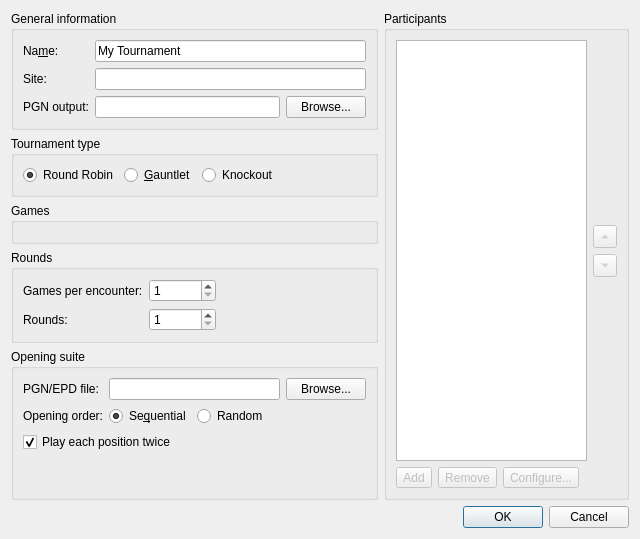
This is projects/gui/ui/newtournamentdlg.ui in cutechess/cutechess as Qt 5 draws it before an edit. The edited form follows.
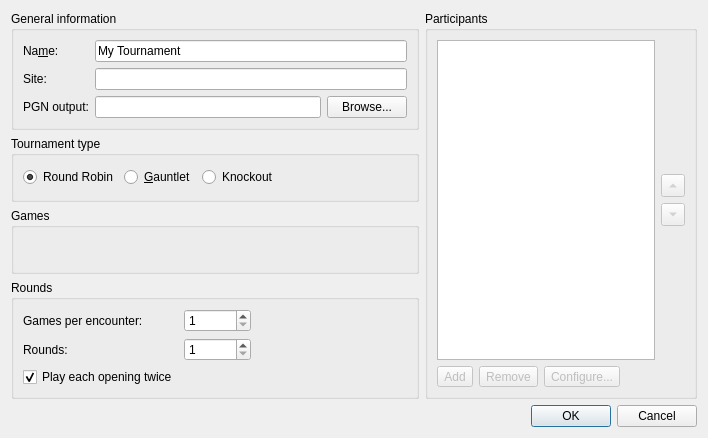
This is the edited form. Icons and pictures are not drawn. Custom widgets are drawn as their Qt base class.

Commit message: add opening book and opening suite to GameSettingsWidget (#82)

```diff
--- a/projects/gui/ui/newtournamentdlg.ui
+++ b/projects/gui/ui/newtournamentdlg.ui
@@ -6,8 +6,8 @@
    <rect>
     <x>0</x>
     <y>0</y>
-    <width>640</width>
-    <height>539</height>
+    <width>708</width>
+    <height>438</height>
    </rect>
   </property>
   <property name="windowTitle">
@@ -17,7 +17,7 @@
    <item>
     <layout class="QHBoxLayout" name="horizontalLayout_7" stretch="3,2">
      <item>
-      <layout class="QVBoxLayout" name="verticalLayout_5" stretch="0,0,0,0,0">
+      <layout class="QVBoxLayout" name="verticalLayout_5" stretch="0,0,0,0">
        <item>
         <widget class="QGroupBox" name="groupBox_3">
          <property name="title">
@@ -191,7 +191,7 @@
             </property>
            </widget>
           </item>
-          <item row="1" column="0">
+          <item row="2" column="0">
            <widget class="QLabel" name="label_7">
             <property name="text">
              <string>Rounds:</string>
@@ -201,7 +201,7 @@
             </property>
            </widget>
           </item>
-          <item row="1" column="1">
+          <item row="2" column="1">
            <widget class="QSpinBox" name="m_roundsSpin">
             <property name="minimum">
              <number>1</number>
@@ -211,121 +211,21 @@
             </property>
            </widget>
           </item>
-         </layout>
-        </widget>
-       </item>
-       <item>
-        <widget class="QGroupBox" name="groupBox_5">
-         <property name="title">
-          <string>Opening suite</string>
-         </property>
-         <layout class="QGridLayout" name="gridLayout">
-          <item row="1" column="0">
-           <widget class="QLabel" name="label_11">
-            <property name="text">
-             <string>Opening order:</string>
-            </property>
-           </widget>
-          </item>
-          <item row="1" column="1">
-           <layout class="QHBoxLayout" name="horizontalLayout_6">
-            <item>
-             <widget class="QRadioButton" name="m_seqOrderRadio">
-              <property name="text">
-               <string>Se&amp;quential</string>
-              </property>
-              <property name="checked">
-               <bool>true</bool>
-              </property>
-             </widget>
-            </item>
-            <item>
-             <widget class="QRadioButton" name="m_randomOrderRadio">
-              <property name="text">
-               <string>Random</string>
-              </property>
-              <property name="checked">
-               <bool>false</bool>
-              </property>
-             </widget>
-            </item>
-            <item>
-             <spacer name="horizontalSpacer_2">
-              <property name="orientation">
-               <enum>Qt::Horizontal</enum>
-              </property>
-              <property name="sizeHint" stdset="0">
-               <size>
-                <width>40</width>
-                <height>20</height>
-               </size>
-              </property>
-             </spacer>
-            </item>
-           </layout>
-          </item>
-          <item row="0" column="0">
-           <widget class="QLabel" name="label_13">
-            <property name="text">
-             <string>PGN/EPD file:</string>
-            </property>
-            <property name="buddy">
-             <cstring>m_suiteFileEdit</cstring>
-            </property>
-           </widget>
-          </item>
-          <item row="0" column="1">
-           <layout class="QHBoxLayout" name="horizontalLayout_5">
-            <item>
-             <widget class="QLineEdit" name="m_suiteFileEdit">
-              <property name="sizePolicy">
-               <sizepolicy hsizetype="Expanding" vsizetype="Fixed">
-                <horstretch>0</horstretch>
-                <verstretch>0</verstretch>
-               </sizepolicy>
-              </property>
-              <property name="text">
-               <string/>
-              </property>
-             </widget>
-            </item>
-            <item>
-             <widget class="QPushButton" name="m_browseOpeningSuiteBtn">
-              <property name="sizePolicy">
-               <sizepolicy hsizetype="Minimum" vsizetype="Fixed">
-                <horstretch>0</horstretch>
-                <verstretch>0</verstretch>
-               </sizepolicy>
-              </property>
-              <property name="text">
-               <string>Browse...</string>
-              </property>
-             </widget>
-            </item>
-           </layout>
-          </item>
-          <item row="2" column="0" colspan="2">
-           <widget class="QCheckBox" name="m_repeatCheckBox">
-            <property name="text">
-             <string>Play each position twice</string>
-            </property>
-            <property name="checked">
-             <bool>true</bool>
-            </property>
-           </widget>
-          </item>
           <item row="3" column="0">
-           <spacer name="verticalSpacer_3">
-            <property name="orientation">
-             <enum>Qt::Vertical</enum>
+           <widget class="QCheckBox" name="m_repeatCheckBox">
+            <property name="enabled">
+             <bool>true</bool>
             </property>
-            <property name="sizeHint" stdset="0">
-             <size>
-              <width>20</width>
-              <height>40</height>
-             </size>
+            <property name="toolTip">
+             <string>If an opening book or opening suite is used, play each opening twice so that both players get to play it on both sides.</string>
             </property>
-           </spacer>
+            <property name="text">
+             <string>Play each opening twice</string>
+            </property>
+            <property name="checked">
+             <bool>true</bool>
+            </property>
+           </widget>
           </item>
          </layout>
         </widget>
```
The commit also changes 12 other files.
